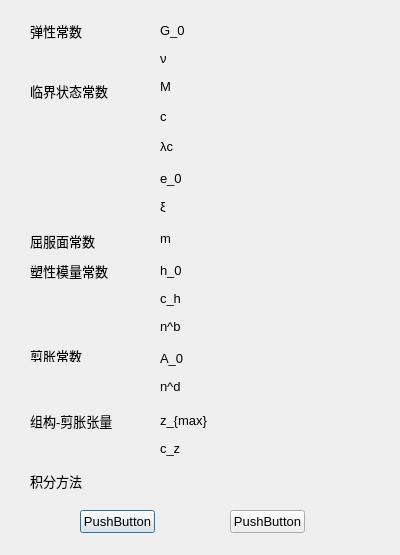
Above: GeoModelTest/ModelParaInputDM.ui from yjk15/GeoModelTest before the change. Below: the same form after it.
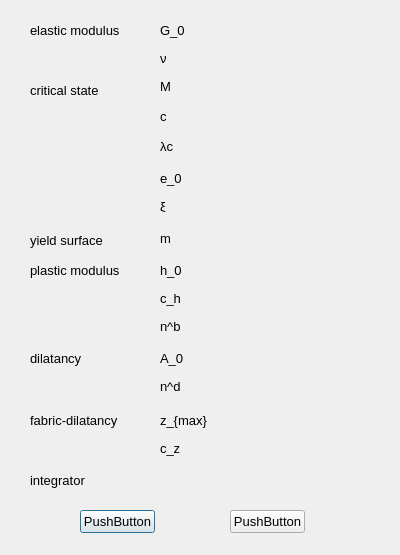
That is the form after the change.

```diff
--- a/GeoModelTest/ModelParaInputDM.ui
+++ b/GeoModelTest/ModelParaInputDM.ui
@@ -23,7 +23,7 @@
     <rect>
      <x>30</x>
      <y>20</y>
-     <width>71</width>
+     <width>111</width>
      <height>21</height>
     </rect>
    </property>
@@ -33,7 +33,7 @@
     </font>
    </property>
    <property name="text">
-    <string>弹性常数</string>
+    <string>elastic modulus</string>
    </property>
   </widget>
   <widget class="QLabel" name="label_2">
@@ -72,12 +72,12 @@
     <rect>
      <x>30</x>
      <y>80</y>
-     <width>81</width>
+     <width>101</width>
      <height>21</height>
     </rect>
    </property>
    <property name="text">
-    <string>临界状态常数</string>
+    <string>critical state</string>
    </property>
   </widget>
   <widget class="QLabel" name="label_5">
@@ -150,12 +150,12 @@
     <rect>
      <x>30</x>
      <y>230</y>
-     <width>81</width>
+     <width>91</width>
      <height>21</height>
     </rect>
    </property>
    <property name="text">
-    <string>屈服面常数</string>
+    <string>yield surface</string>
    </property>
   </widget>
   <widget class="QLabel" name="label_11">
@@ -176,12 +176,12 @@
     <rect>
      <x>30</x>
      <y>260</y>
-     <width>91</width>
+     <width>111</width>
      <height>21</height>
     </rect>
    </property>
    <property name="text">
-    <string>塑性模量常数</string>
+    <string>plastic modulus</string>
    </property>
   </widget>
   <widget class="QLabel" name="label_13">
@@ -228,12 +228,12 @@
     <rect>
      <x>30</x>
      <y>350</y>
-     <width>54</width>
-     <height>12</height>
+     <width>121</width>
+     <height>16</height>
     </rect>
    </property>
    <property name="text">
-    <string>剪胀常数</string>
+    <string>dilatancy</string>
    </property>
   </widget>
   <widget class="QLabel" name="label_17">
@@ -267,12 +267,12 @@
     <rect>
      <x>30</x>
      <y>410</y>
-     <width>91</width>
+     <width>111</width>
      <height>21</height>
     </rect>
    </property>
    <property name="text">
-    <string>组构-剪胀张量</string>
+    <string>fabric-dilatancy</string>
    </property>
   </widget>
   <widget class="QLabel" name="label_20">
@@ -306,12 +306,12 @@
     <rect>
      <x>30</x>
      <y>470</y>
-     <width>61</width>
+     <width>91</width>
      <height>21</height>
     </rect>
    </property>
    <property name="text">
-    <string>积分方法</string>
+    <string>integrator</string>
    </property>
   </widget>
   <widget class="QPushButton" name="pushButton">
```
